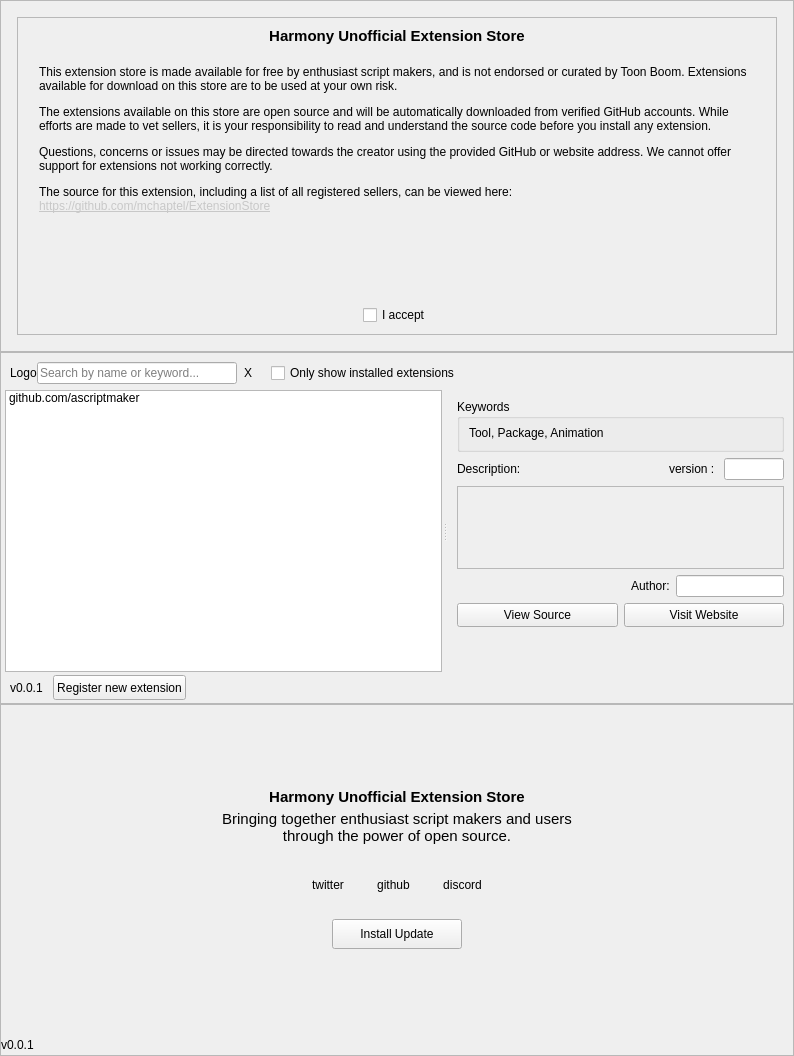
Old version of the form ExtensionStore/resources/store.ui in the repository mchaptel/ExtensionStore.
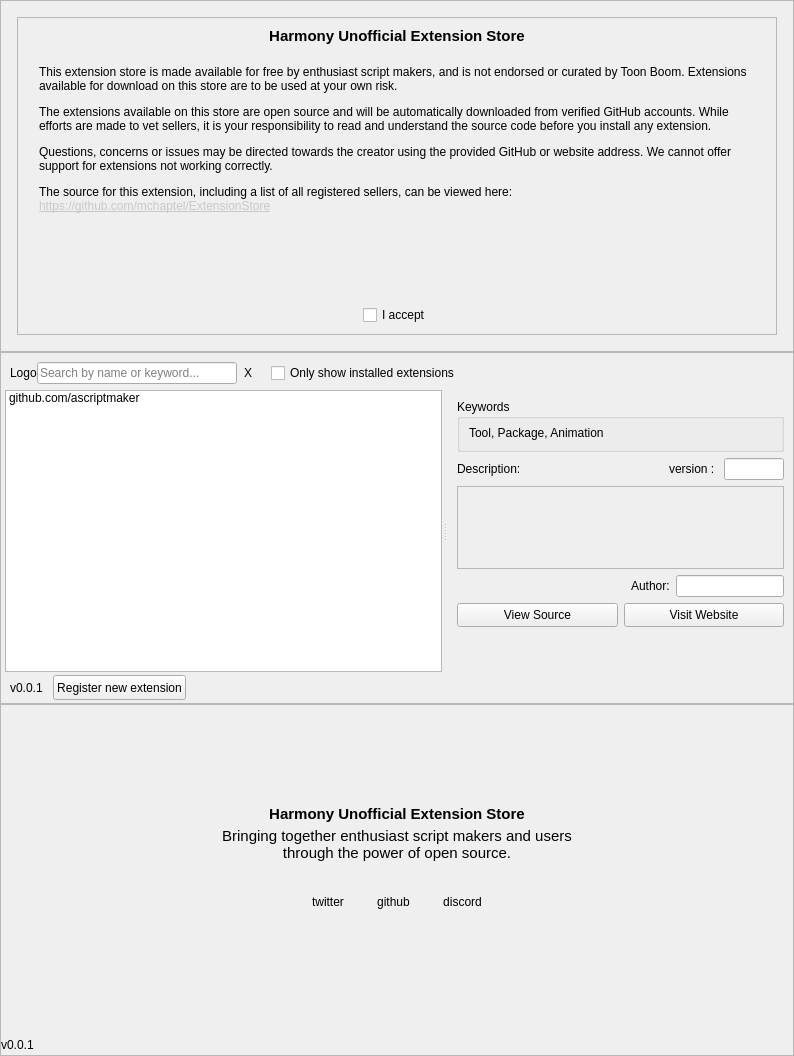
New version of the form.

Commit message: Changed store update button to an InstallButton and hooked into progress updates.

Diff of the .ui file:
```diff
--- a/ExtensionStore/resources/store.ui
+++ b/ExtensionStore/resources/store.ui
@@ -1108,31 +1108,6 @@
         </property>
        </spacer>
       </item>
-      <item alignment="Qt::AlignHCenter">
-       <widget class="QPushButton" name="updateButton">
-        <property name="sizePolicy">
-         <sizepolicy hsizetype="Minimum" vsizetype="Fixed">
-          <horstretch>0</horstretch>
-          <verstretch>0</verstretch>
-         </sizepolicy>
-        </property>
-        <property name="minimumSize">
-         <size>
-          <width>130</width>
-          <height>30</height>
-         </size>
-        </property>
-        <property name="maximumSize">
-         <size>
-          <width>120</width>
-          <height>16777215</height>
-         </size>
-        </property>
-        <property name="text">
-         <string>Install Update</string>
-        </property>
-       </widget>
-      </item>
       <item>
        <spacer name="verticalSpacer">
         <property name="orientation">
```
Left out of the diff: 5 changed lines with no effect on the pictures. The commit also changes 3 other files.
